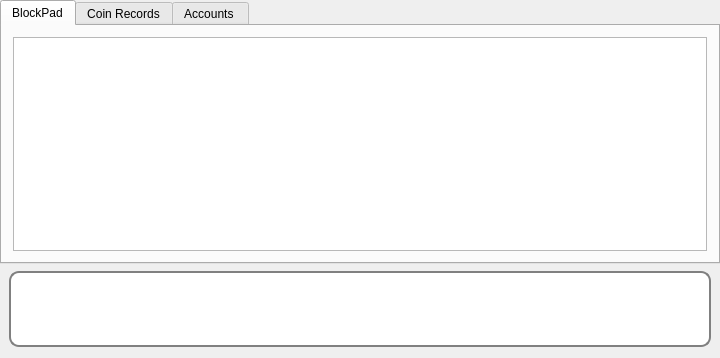
Qt form blockpad.ui (Bloc10FinTech/blockpad) before a commit.
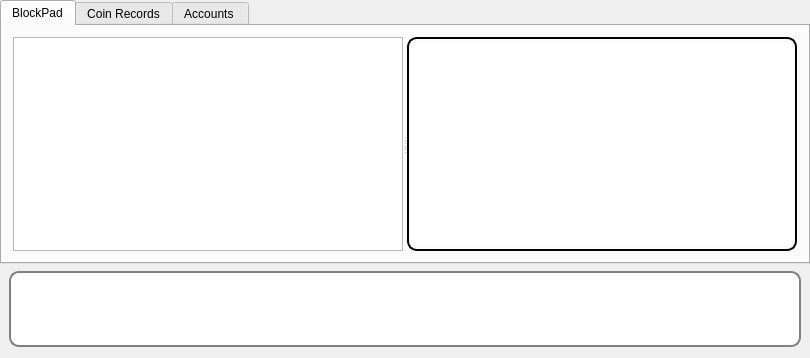
The same form after that commit. The open tabs and pages were chosen to show the change. Icons and pictures are not drawn. Custom widgets are drawn as their Qt base class.

Commit message: multi blockpad files

```diff
--- a/blockpad.ui
+++ b/blockpad.ui
@@ -6,7 +6,7 @@
    <rect>
     <x>0</x>
     <y>0</y>
-    <width>670</width>
+    <width>810</width>
     <height>358</height>
    </rect>
   </property>
@@ -59,19 +59,69 @@
       <attribute name="title">
        <string>BlockPad</string>
       </attribute>
-      <layout class="QVBoxLayout" name="verticalLayout_6">
+      <layout class="QVBoxLayout" name="verticalLayout">
+       <property name="spacing">
+        <number>0</number>
+       </property>
        <item>
-        <widget class="CodeEditor" name="codeEdit">
-         <property name="styleSheet">
-          <string notr="true">CodeEditor{
+        <widget class="QSplitter" name="splitterBlockPad">
+         <property name="orientation">
+          <enum>Qt::Horizontal</enum>
+         </property>
+         <property name="opaqueResize">
+          <bool>true</bool>
+         </property>
+         <widget class="CodeEditor" name="codeEdit">
+          <property name="sizePolicy">
+           <sizepolicy hsizetype="MinimumExpanding" vsizetype="Expanding">
+            <horstretch>0</horstretch>
+            <verstretch>0</verstretch>
+           </sizepolicy>
+          </property>
+          <property name="minimumSize">
+           <size>
+            <width>200</width>
+            <height>0</height>
+           </size>
+          </property>
+          <property name="styleSheet">
+           <string notr="true">CodeEditor{
     border: 2px solid black;
     border-radius: 10px;
     padding: 2px;
 }</string>
-         </property>
-         <property name="lineWrapMode">
-          <enum>QPlainTextEdit::NoWrap</enum>
-         </property>
+          </property>
+          <property name="lineWrapMode">
+           <enum>QPlainTextEdit::NoWrap</enum>
+          </property>
+         </widget>
+         <widget class="QListWidget" name="listWidgetFiles">
+          <property name="sizePolicy">
+           <sizepolicy hsizetype="Preferred" vsizetype="Expanding">
+            <horstretch>0</horstretch>
+            <verstretch>0</verstretch>
+           </sizepolicy>
+          </property>
+          <property name="minimumSize">
+           <size>
+            <width>100</width>
+            <height>0</height>
+           </size>
+          </property>
+          <property name="contextMenuPolicy">
+           <enum>Qt::CustomContextMenu</enum>
+          </property>
+          <property name="styleSheet">
+           <string notr="true">QListWidget{
+    border: 2px solid black;
+    border-radius: 10px;
+    padding: 2px;
+}</string>
+          </property>
+          <property name="selectionMode">
+           <enum>QAbstractItemView::SingleSelection</enum>
+          </property>
+         </widget>
         </widget>
        </item>
       </layout>
```
Left out of the diff: 29 changed lines with no effect on the pictures. The commit also changes 26 other files.
